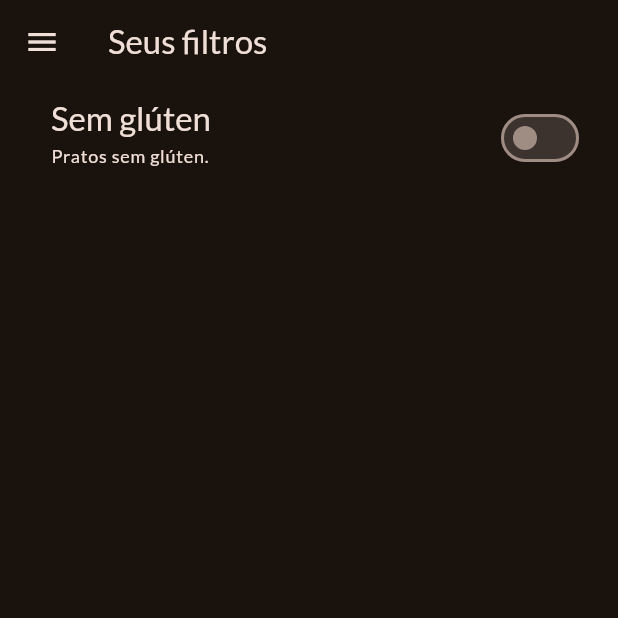
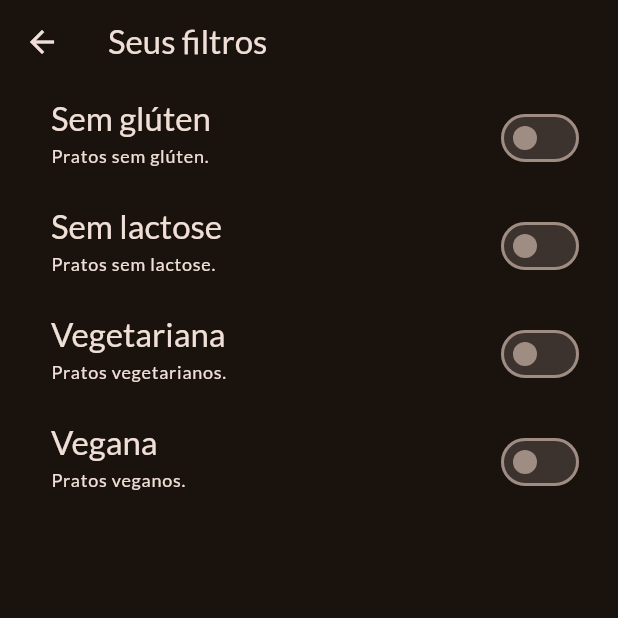
Before and after one commit to rlneto/refeicoes_flutter, a Flutter app: the FiltersScreen screen opened directly, on a phone screen of 412 x 824 dp, the top half of it. Run offline on Flutter 3.47's test engine with Material 3 defaults, Android fonts, the phone set to English and light mode, and no system bars; our stand-ins replace google_fonts, transparent_image.

Commit message:
In progress: Filtros

```diff
--- a/lib/screens/filters.dart
+++ b/lib/screens/filters.dart
@@ -1,6 +1,4 @@
 import 'package:flutter/material.dart';
-import 'package:refeicoes_flutter/screens/main_drawer.dart';
-import 'package:refeicoes_flutter/screens/tabs.dart';
 
 class FiltersScreen extends StatefulWidget {
   const FiltersScreen({super.key});
@@ -13,21 +11,14 @@ class FiltersScreen extends StatefulWidget {
 
 class _FiltersScreenState extends State<FiltersScreen> {
   var _glutenFreeFilterSet = false;
+  var _lactoseFreeFilterSet = false;
+  var _vegetarianFilterSet = false;
+  var _veganFilterSet = false;
 
   @override
   Widget build(BuildContext context) {
     return Scaffold(
       appBar: AppBar(title: const Text('Seus filtros')),
-      drawer: MainDrawer(
-        onSelectScreen: (identifier) {
-          Navigator.of(context).pop();
-          if (identifier == 'meals') {
-            Navigator.of(
-              context,
-            ).push(MaterialPageRoute(builder: (ctx) => TabsScreen()));
-          }
-        },
-      ),
       body: Column(
         children: [
           SwitchListTile(
@@ -52,6 +43,72 @@ class _FiltersScreenState extends State<FiltersScreen> {
             activeColor: Theme.of(context).colorScheme.tertiary,
             contentPadding: EdgeInsets.only(left: 34, right: 22),
           ),
+          SwitchListTile(
+            value: _lactoseFreeFilterSet,
+            onChanged: (isChecked) {
+              setState(() {
+                _lactoseFreeFilterSet = isChecked;
+              });
+            },
+            title: Text(
+              'Sem lactose',
+              style: Theme.of(context).textTheme.titleLarge!.copyWith(
+                color: Theme.of(context).colorScheme.onSurface,
+              ),
+            ),
+            subtitle: Text(
+              'Pratos sem lactose.',
+              style: Theme.of(context).textTheme.labelMedium!.copyWith(
+                color: Theme.of(context).colorScheme.onSurface,
+              ),
+            ),
+            activeColor: Theme.of(context).colorScheme.tertiary,
+            contentPadding: EdgeInsets.only(left: 34, right: 22),
+          ),
+          SwitchListTile(
+            value: _vegetarianFilterSet,
+            onChanged: (isChecked) {
+              setState(() {
+                _vegetarianFilterSet = isChecked;
+              });
+            },
+            title: Text(
+              'Vegetariana',
+              style: Theme.of(context).textTheme.titleLarge!.copyWith(
+                color: Theme.of(context).colorScheme.onSurface,
+              ),
+            ),
+            subtitle: Text(
+              'Pratos vegetarianos.',
+              style: Theme.of(context).textTheme.labelMedium!.copyWith(
+                color: Theme.of(context).colorScheme.onSurface,
+              ),
+            ),
+            activeColor: Theme.of(context).colorScheme.tertiary,
+            contentPadding: EdgeInsets.only(left: 34, right: 22),
+          ),
+          SwitchListTile(
+            value: _veganFilterSet,
+            onChanged: (isChecked) {
+              setState(() {
+                _veganFilterSet = isChecked;
+              });
+            },
+            title: Text(
+              'Vegana',
+              style: Theme.of(context).textTheme.titleLarge!.copyWith(
+                color: Theme.of(context).colorScheme.onSurface,
+              ),
+            ),
+            subtitle: Text(
+              'Pratos veganos.',
+              style: Theme.of(context).textTheme.labelMedium!.copyWith(
+                color: Theme.of(context).colorScheme.onSurface,
+              ),
+            ),
+            activeColor: Theme.of(context).colorScheme.tertiary,
+            contentPadding: EdgeInsets.only(left: 34, right: 22),
+          ),
         ],
       ),
     );
--- a/lib/screens/tabs.dart
+++ b/lib/screens/tabs.dart
@@ -52,7 +52,7 @@ class _TabsScreenState extends State<TabsScreen> {
     if (identifier == 'filters') {
       Navigator.of(
         context,
-      ).pushReplacement(MaterialPageRoute(builder: (ctx) => FiltersScreen()));
+      ).push(MaterialPageRoute(builder: (ctx) => FiltersScreen()));
     }
   }
 
```
